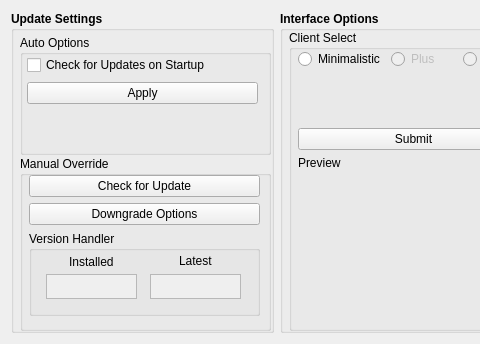
Old version of the form src/qt/forms/clientcontrolpage.ui in the repository CryptoCoderz/Espers; both pictures show x 0 to 480 and y 0 to 344 of the 822 by 344 pixel window.
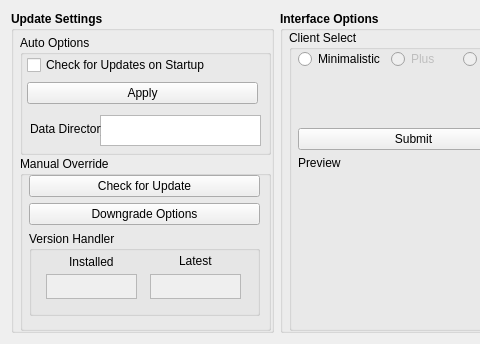
New version of the form.

The edit to the form file:
```diff
--- a/src/qt/forms/clientcontrolpage.ui
+++ b/src/qt/forms/clientcontrolpage.ui
@@ -89,6 +89,32 @@
              </item>
             </layout>
            </widget>
+           <widget class="QPlainTextEdit" name="dDIR">
+            <property name="geometry">
+             <rect>
+              <x>80</x>
+              <y>80</y>
+              <width>161</width>
+              <height>31</height>
+             </rect>
+            </property>
+            <property name="readOnly">
+             <bool>true</bool>
+            </property>
+           </widget>
+           <widget class="QLabel" name="label_5">
+            <property name="geometry">
+             <rect>
+              <x>10</x>
+              <y>84</y>
+              <width>71</width>
+              <height>20</height>
+             </rect>
+            </property>
+            <property name="text">
+             <string>Data Directory</string>
+            </property>
+           </widget>
           </widget>
          </item>
          <item>
```
